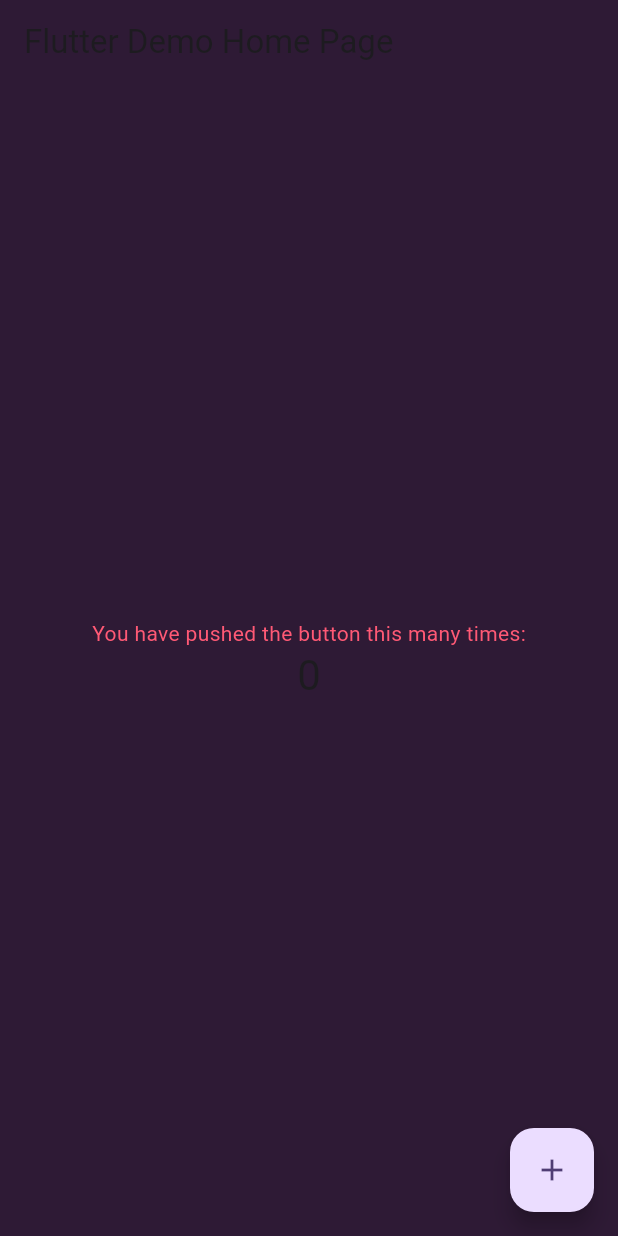
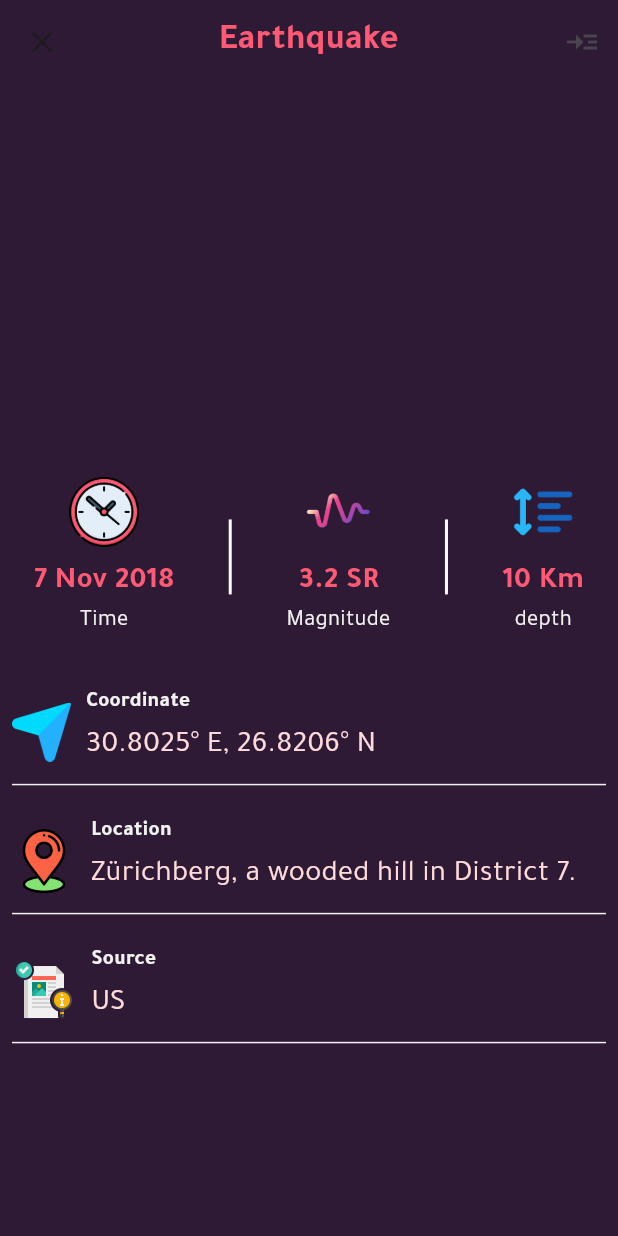
Before and after one commit to MohamedElweza/Earthquake_app, a Flutter app: the screen it shows after launch, on a phone screen of 412 x 824 dp. Run offline on Flutter 3.47's test engine with Material 3 defaults, Android fonts, the phone set to English and light mode, and no system bars; our stand-ins replace flutter_screenutil.

Commit message:
Responsive

```diff
--- a/lib/main.dart
+++ b/lib/main.dart
@@ -1,5 +1,7 @@
+import 'package:earthquake/ui/screens/details/details.dart';
 import 'package:earthquake/ui/utils/styles/color_styles.dart';
 import 'package:flutter/material.dart';
+import 'package:flutter_screenutil/flutter_screenutil.dart';
 
 void main() {
   runApp(const MyApp());
@@ -8,121 +10,18 @@ void main() {
 class MyApp extends StatelessWidget {
   const MyApp({super.key});
 
-  // This widget is the root of your application.
   @override
   Widget build(BuildContext context) {
-    return MaterialApp(
-      title: 'Flutter Demo',
-      theme: ThemeData(
-        // This is the theme of your application.
-        //
-        // TRY THIS: Try running your application with "flutter run". You'll see
-        // the application has a blue toolbar. Then, without quitting the app,
-        // try changing the seedColor in the colorScheme below to Colors.green
-        // and then invoke "hot reload" (save your changes or press the "hot
-        // reload" button in a Flutter-supported IDE, or press "r" if you used
-        // the command line to start the app).
-        //
-        // Notice that the counter didn't reset back to zero; the application
-        // state is not lost during the reload. To reset the state, use hot
-        // restart instead.
-        //
-        // This works for code too, not just values: Most code changes can be
-        // tested with just a hot reload.
-        colorScheme: ColorScheme.fromSeed(seedColor: Colors.deepPurple),
-        useMaterial3: true,
-      ),
-      home: const MyHomePage(title: 'Flutter Demo Home Page'),
+    return ScreenUtilInit(
+      designSize:  Size(MediaQuery.of(context).size.width , MediaQuery.of(context).size.height),
+      minTextAdapt: true,
+      splitScreenMode: true,
+      builder: (context, child){
+        return const MaterialApp(
+          debugShowCheckedModeBanner: false,
+          home: Details(),
+        );
+      },
     );
   }
 }
-
-class MyHomePage extends StatefulWidget {
-  const MyHomePage({super.key, required this.title});
-
-  // This widget is the home page of your application. It is stateful, meaning
-  // that it has a State object (defined below) that contains fields that affect
-  // how it looks.
-
-  // This class is the configuration for the state. It holds the values (in this
-  // case the title) provided by the parent (in this case the App widget) and
-  // used by the build method of the State. Fields in a Widget subclass are
-  // always marked "final".
-
-  final String title;
-
-  @override
-  State<MyHomePage> createState() => _MyHomePageState();
-}
-
-class _MyHomePageState extends State<MyHomePage> {
-  int _counter = 0;
-
-  void _incrementCounter() {
-    setState(() {
-      // This call to setState tells the Flutter framework that something has
-      // changed in this State, which causes it to rerun the build method below
-      // so that the display can reflect the updated values. If we changed
-      // _counter without calling setState(), then the build method would not be
-      // called again, and so nothing would appear to happen.
-      _counter++;
-    });
-  }
-
-  @override
-  Widget build(BuildContext context) {
-    // This method is rerun every time setState is called, for instance as done
-    // by the _incrementCounter method above.
-    //
-    // The Flutter framework has been optimized to make rerunning build methods
-    // fast, so that you can just rebuild anything that needs updating rather
-    // than having to individually change instances of widgets.
-    return Scaffold(
-      backgroundColor: ColorStyles.background,
-      appBar: AppBar(
-        // TRY THIS: Try changing the color here to a specific color (to
-        // Colors.amber, perhaps?) and trigger a hot reload to see the AppBar
-        // change color while the other colors stay the same.
-        backgroundColor: ColorStyles.background,
-        // Here we take the value from the MyHomePage object that was created by
-        // the App.build method, and use it to set our appbar title.
-        title: Text(widget.title),
-      ),
-      body: Center(
-        // Center is a layout widget. It takes a single child and positions it
-        // in the middle of the parent.
-        child: Column(
-          // Column is also a layout widget. It takes a list of children and
-          // arranges them vertically. By default, it sizes itself to fit its
-          // children horizontally, and tries to be as tall as its parent.
-          //
-          // Column has various properties to control how it sizes itself and
-          // how it positions its children. Here we use mainAxisAlignment to
-          // center the children vertically; the main axis here is the vertical
-          // axis because Columns are vertical (the cross axis would be
-          // horizontal).
-          //
-          // TRY THIS: Invoke "debug painting" (choose the "Toggle Debug Paint"
-          // action in the IDE, or press "p" in the console), to see the
-          // wireframe for each widget.
-          mainAxisAlignment: MainAxisAlignment.center,
-          children: <Widget>[
-             Text(
-              'You have pushed the button this many times:',
-              style: TextStyle(color: ColorStyles.red) ,
-            ),
-            Text(
-              '$_counter',
-              style: Theme.of(context).textTheme.headlineMedium,
-            ),
-          ],
-        ),
-      ),
-      floatingActionButton: FloatingActionButton(
-        onPressed: _incrementCounter,
-        tooltip: 'Increment',
-        child: const Icon(Icons.add),
-      ), // This trailing comma makes auto-formatting nicer for build methods.
-    );
-  }
-}
--- /dev/null
+++ b/lib/ui/screens/details/details.dart
@@ -0,0 +1,213 @@
+import 'package:earthquake/ui/utils/styles/color_styles.dart';
+import 'package:flutter/material.dart';
+import 'package:flutter_screenutil/flutter_screenutil.dart';
+
+class Details extends StatelessWidget {
+  const Details({super.key});
+
+  @override
+  Widget build(BuildContext context) {
+    return SafeArea(
+        child: Scaffold(
+      backgroundColor: ColorStyles.background,
+      appBar: AppBar(
+        backgroundColor: ColorStyles.background,
+        centerTitle: true,
+        elevation: 0,
+        leading: IconButton(
+            onPressed: () {
+              Navigator.pop(context);
+            },
+            icon: Icon(
+              Icons.close,
+            )),
+        actions: [
+          IconButton(onPressed: (){
+            _showDialog(context);
+          }, icon: Icon(Icons.read_more))
+        ],
+        title: Text('Earthquake', style: TextStyle(fontSize: 24.sp, fontWeight: FontWeight.bold, fontFamily: 'Tajawal', color: ColorStyles.red),),
+      ),
+          body: SingleChildScrollView(
+            child: Column(
+              crossAxisAlignment: CrossAxisAlignment.center,
+              children: [
+                SizedBox(height: 250.h,),
+                Padding(
+                  padding: EdgeInsets.symmetric(horizontal: 12.0.w, vertical: 12.h),
+                  child: Row(
+                    mainAxisAlignment: MainAxisAlignment.spaceEvenly,
+                    children: [
+                      const CustomData(icon: 'clock.png', data: '7 Nov 2018', title: 'Time',),
+                      SizedBox(width: 15.w,),
+                      SizedBox(height: 50, width: 2,child: Container(color: Colors.white,)) ,
+                      SizedBox(width: 15.w,),
+                      const CustomData(icon: 'wave.png', data: '3.2 SR', title: 'Magnitude',),
+                      SizedBox(width: 15.w,),
+                      SizedBox(height: 50, width: 2,child: Container(color: Colors.white,)) ,
+                      SizedBox(width: 15.w,),
+                      const CustomData(icon: 'height.png', data: '10 Km', title: 'depth',),
+                    ],
+                  ),
+                ),
+                SizedBox(height: 9.h,),
+                CustomListTile(title: 'Coordinate', data: '30.8025° E, 26.8206° N', icon: 'coordinate.png', scale: 13.sp,),
+
+                CustomListTile(title: 'Location', data: 'Zürichberg, a wooded hill in District 7.', icon: 'placeholder.png', scale: 12.sp,),
+
+                CustomListTile(title: 'Source', data: 'US', icon: 'source.png', scale:12.sp ,),
+
+
+              ],
+            ),
+          ),
+    ));
+  }
+  Future<void> _showDialog(BuildContext context) async {
+    return showDialog<void>(
+      context: context,
+      builder: (BuildContext context) {
+        return AlertDialog(
+          backgroundColor: ColorStyles.background,
+          shadowColor: Colors.white12,
+          shape: RoundedRectangleBorder(
+            borderRadius: BorderRadius.circular(16.0.r),
+          ),
+          content: SingleChildScrollView(
+            child: Column(
+              crossAxisAlignment: CrossAxisAlignment.start,
+              mainAxisAlignment: MainAxisAlignment.start,
+              children: [
+                content('What is an Earthquake?' , 'Earthquakes happen when there\'s a sudden release of energy in the Earth\'s crust, causing the ground to shake.'),
+                SizedBox(height: 7.h,),
+                content('Magnitude:' , 'Earthquakes are measured on a scale called magnitude. The bigger the number, the stronger the quake.'),
+                SizedBox(height: 7.h,),
+                content('Location Matters:' , 'Some places are more prone to earthquakes. Knowing your area\'s risk helps you prepare better.'),
+                SizedBox(height: 7.h,),
+                SizedBox(height: 2.h, child: Container(color: ColorStyles.white,)),
+                SizedBox(height: 10.h,),
+                Text('# Protecting Yourself During an Earthquake:', style: TextStyle(fontWeight: FontWeight.bold, fontSize: 16.sp, fontFamily: 'Tajawal', color: ColorStyles.lightRed2),),
+                SizedBox(height: 7.h,),
+                content('Drop, Cover, and Hold On:' , 'Drop to the ground, take cover under a sturdy piece of furniture, and hold on until the shaking stops.'),
+                SizedBox(height: 7.h,),
+                content('Stay Indoors:' , 'If you\'re indoors during an earthquake, stay there. Avoid doorways; instead, take cover under a table or desk.'),
+                SizedBox(height: 7.h,),
+                content('Stay Away from Windows:' , 'Windows can break during an earthquake. Move away from them to avoid getting hurt.'),
+                SizedBox(height: 7.h,),
+                content('If Outside:' , 'Move to an open area away from buildings, trees, streetlights, and utility wires. Drop to the ground and cover your head.'),
+                SizedBox(height: 7.h,),
+                content('If Driving:' , 'Pull over to a safe spot away from overpasses, bridges, and buildings. Stay inside the vehicle until the shaking stops.'),
+                SizedBox(height: 7.h,),
+                SizedBox(
+                    height: 2.h, child: Container(color: ColorStyles.white,)),
+                SizedBox(height: 7.h,),
+                Text('# Before an Earthquake:', style: TextStyle(fontWeight: FontWeight.bold, fontSize: 16.sp, fontFamily: 'Tajawal',color: ColorStyles.lightRed2 ),),
+                SizedBox(height: 10.h,),
+                content('Secure Heavy Furniture:' , 'Anchor heavy furniture and appliances to the walls to prevent them from falling during an earthquake.'),
+                SizedBox(height: 7.h,),
+                content('Emergency Kit:' , 'Prepare an emergency kit with essentials like water, non-perishable food, flashlight, first aid supplies, and important documents.'),
+                SizedBox(height: 7.h,),
+                content('Family Plan:' , 'Have a family emergency plan. Know where to meet after the quake and how to contact each other.'),
+                SizedBox(height: 7.h,),
+                content('Practice Drills:' , 'Practice earthquake drills with your family or colleagues, so you know what to do when it happens.'),
+                SizedBox(height: 7.h,),
+                SizedBox(height: 2.h, child: Container(color: ColorStyles.white,)),
+                SizedBox(height: 10.h,),
+                Text('# After an Earthquake:', style: TextStyle(fontWeight: FontWeight.bold, fontSize: 16.sp, fontFamily: 'Tajawal', color: ColorStyles.lightRed2),),
+                SizedBox(height: 7.h,),
+                content('Check for Injuries:' , 'Check yourself and others for injuries. Provide first aid if needed.'),
+                SizedBox(height: 7.h,),
+                content('Be Cautious of Aftershocks:' , 'Aftershocks may follow the main quake. Be ready for them and move to open areas away from damaged buildings.'),
+                SizedBox(height: 7.h,),
+                content('Listen for Information:' , 'Listen to emergency broadcasts for updates and information on evacuation if necessary.'),
+                SizedBox(height: 7.h,),
+                content('Inspect Your Surroundings:' , 'Check for hazards in your surroundings, like gas leaks or damaged electrical wires. Be cautious.'),
+                SizedBox(height: 15.h,),
+                Text('* Remember, the key is to stay calm, have a plan, and be prepared. Regular drills and simple safety measures can make a significant difference in protecting yourself and others during an earthquake.', style: TextStyle(fontWeight: FontWeight.bold, fontSize: 17.sp, fontFamily: 'Tajawal', color: ColorStyles.red),),
+
+              ],
+            ),
+          ),
+        );
+      },
+    );
+  }
+
+  Column content(String address,String response ) {
+    return Column(
+      crossAxisAlignment: CrossAxisAlignment.start,
+                children: [
+                  Text(address, style: TextStyle(fontWeight: FontWeight.bold, fontSize: 20.sp, fontFamily: 'Tajawal', color: ColorStyles.red),),
+                  SizedBox(height: 5.h,),
+                  Text(response, style: TextStyle(fontWeight: FontWeight.w700, fontSize: 18.sp, fontFamily: 'Tajawal', color: ColorStyles.white),),
+                ],
+              );
+  }
+}
+
+
+class CustomListTile extends StatelessWidget {
+  const CustomListTile({
+    super.key, required this.title, required this.data, required this.icon, required this.scale,
+  });
+
+  final String title;
+  final String data;
+  final String icon;
+  final double scale;
+
+  @override
+  Widget build(BuildContext context) {
+    return Padding(
+      padding: EdgeInsets.symmetric(horizontal: 8.0.w, vertical: 8.0.h),
+      child: Container(
+          decoration: BoxDecoration(
+          border: Border(
+          bottom: BorderSide(
+          color: ColorStyles.grey, // specify border color
+          width: 1.0.w, // specify border width
+      ),
+      ),),
+        child: Row(
+          crossAxisAlignment: CrossAxisAlignment.center,
+          children: [
+
+            Image.asset('assets/icons/$icon', scale: scale,),
+            SizedBox(width: 10.h,),
+            Column(
+              crossAxisAlignment: CrossAxisAlignment.start,
+              children: [
+                 SizedBox(height: 5.h,),
+                Text(title, style:  TextStyle(fontFamily: 'Tajawal', fontSize: 14.sp, color: ColorStyles.grey, fontWeight: FontWeight.bold),maxLines: 1, overflow: TextOverflow.ellipsis, ),
+              SizedBox(height: 5.h,),
+                Text(data, style:  TextStyle(fontFamily: 'Tajawal', fontSize: 20.sp, color: ColorStyles.lightRed2), ),
+                 SizedBox(height: 10.h,),
+              ],
+            ),
+          ],
+        ),
+      ),
+    );
+  }
+}
+
+class CustomData extends StatelessWidget {
+  const CustomData({
+    super.key, required this.icon, required this.data, required this.title,
+  });
+  final String icon;
+  final String data;
+  final String title;
+
+  @override
+  Widget build(BuildContext context) {
+    return Column(
+      children: [
+        Image.asset('assets/icons/$icon', scale: 11.sp,),
+        SizedBox(height: 10.h),
+        Text(data, style: TextStyle(fontFamily: 'Tajawal', fontSize: 20.sp, color: ColorStyles.red, fontWeight: FontWeight.bold), ),
+        Text(title, style: TextStyle(fontFamily: 'Tajawal', fontSize: 15.sp, color: ColorStyles.grey), ),
+      ],
+    );
+  }
+}
--- a/pubspec.yaml
+++ b/pubspec.yaml
@@ -35,6 +35,7 @@ dependencies:
   # The following adds the Cupertino Icons font to your application.
   # Use with the CupertinoIcons class for iOS style icons.
   cupertino_icons: ^1.0.2
+  flutter_screenutil: ^5.8.4
 
 dev_dependencies:
   flutter_test:
```
Also changed, not shown: assets/icons/clock.png (added), assets/icons/coordinate.png (added), assets/icons/height.png (added), assets/icons/length.png (added), assets/icons/location.png (added), assets/icons/placeholder.png (added), assets/icons/reference.png (added), assets/icons/source.png (added), assets/icons/wave.png (added), pubspec.lock, 2 other files.
